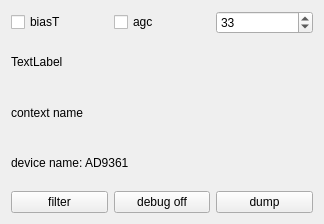
Old version of the form sources/devices/pluto-handler/pluto-widget.ui in the repository JvanKatwijk/qt-dab.
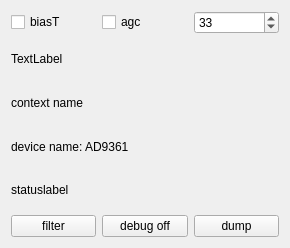
New version of the form.

Commit message: mods to pluto devicewindow

```diff
--- a/sources/devices/pluto-handler/pluto-widget.ui
+++ b/sources/devices/pluto-handler/pluto-widget.ui
@@ -6,8 +6,8 @@
    <rect>
     <x>0</x>
     <y>0</y>
-    <width>324</width>
-    <height>224</height>
+    <width>290</width>
+    <height>248</height>
    </rect>
   </property>
   <property name="windowTitle">
@@ -66,6 +66,13 @@
      </property>
     </widget>
    </item>
+   <item>
+    <widget class="QLabel" name="statusLabel">
+     <property name="text">
+      <string>statuslabel</string>
+     </property>
+    </widget>
+   </item>
    <item>
     <layout class="QHBoxLayout" name="horizontalLayout">
      <item>
```
The commit also changes 5 other files.
